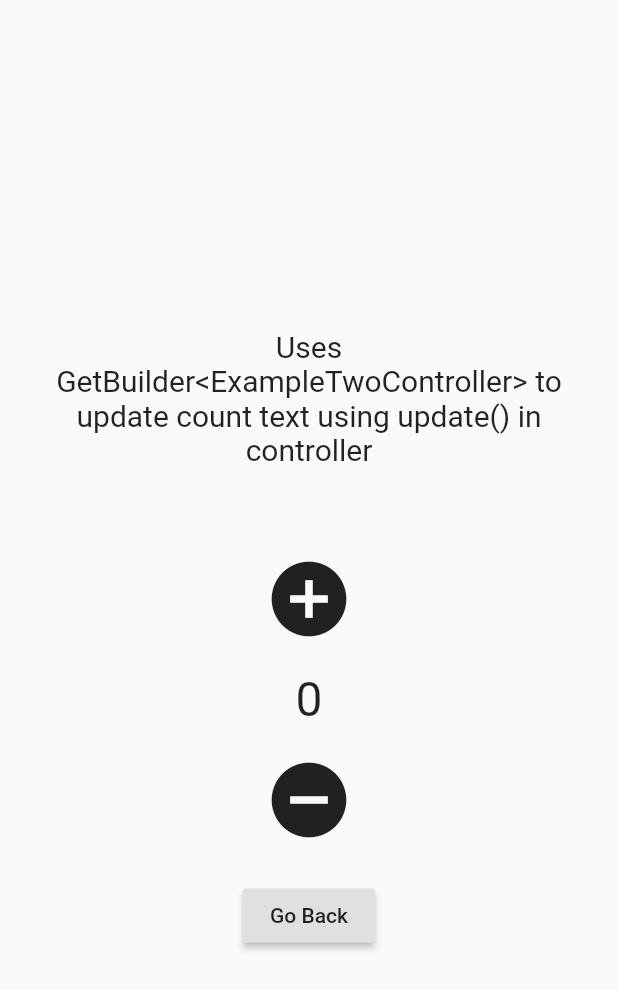
After one commit to RyanKlatt/Getx-Flutter-Example, a Flutter app: the screen it shows after launch, after a tap on "Example 2", on a phone screen of 412 x 824 dp. The commit adds this screen. Shown: the top 990 px of the screen. Run offline on Flutter 3.47's test engine with Material 2 defaults, Android fonts, the phone set to English and light mode, and no system bars; our stand-ins replace get, get_storage.

Commit message:
finished example 2 and 3

```diff
--- a/lib/controllers/bindings/main_bindings.dart
+++ b/lib/controllers/bindings/main_bindings.dart
@@ -1,11 +1,16 @@
 import 'package:get/get.dart';
 import 'package:getx_flutter_example/controllers/example_one_controller.dart';
+import 'package:getx_flutter_example/controllers/example_three_controller.dart';
+import 'package:getx_flutter_example/controllers/example_two_controller.dart';
 import 'package:getx_flutter_example/controllers/theme_controller.dart';
 
 class MainBinding extends Bindings {
   @override
   void dependencies() {
     Get.lazyPut<ExampleOneController>(() => ExampleOneController());
+    Get.lazyPut<ExampleTwoController>(() => ExampleTwoController());
+    Get.lazyPut<ExampleThreeController>(() => ExampleThreeController(),
+        fenix: true);
     Get.lazyPut<ThemeController>(() => ThemeController());
   }
 }
--- /dev/null
+++ b/lib/controllers/example_three_controller.dart
@@ -0,0 +1,7 @@
+import 'package:get/get.dart';
+
+class ExampleThreeController extends GetxController {
+  var count = 0.obs;
+  add() => count++;
+  subtract() => count--;
+}
--- /dev/null
+++ b/lib/controllers/example_two_controller.dart
@@ -0,0 +1,14 @@
+import 'package:get/get.dart';
+
+class ExampleTwoController extends GetxController {
+  var count = 0;
+  add() {
+    count++;
+    update();
+  }
+
+  subtract() {
+    count--;
+    update();
+  }
+}
--- /dev/null
+++ b/lib/screens/example_2.dart
@@ -0,0 +1,72 @@
+import 'package:flutter/material.dart';
+import 'package:get/get.dart';
+import 'package:getx_flutter_example/controllers/example_two_controller.dart';
+
+class ExampleTwoPage extends StatelessWidget {
+  final ExampleTwoController _exampleTwoController = Get.find();
+
+  @override
+  Widget build(BuildContext context) {
+    return Scaffold(
+      body: Center(
+        child: Column(
+          mainAxisAlignment: MainAxisAlignment.center,
+          children: [
+            Padding(
+              padding: const EdgeInsets.all(30.0),
+              child: Text(
+                'Uses GetBuilder<ExampleTwoController> to update count text using update() in controller',
+                style: TextStyle(
+                  fontSize: 20.0,
+                ),
+                textAlign: TextAlign.center,
+              ),
+            ),
+            SizedBox(height: 20.0),
+            IconButton(
+              onPressed: () {
+                _exampleTwoController.add();
+              },
+              iconSize: 60.0,
+              icon: Icon(
+                Icons.add_circle,
+              ),
+            ),
+            SizedBox(
+              height: 10.0,
+            ),
+            GetBuilder<ExampleTwoController>(
+              builder: (_) => Text(
+                '${_exampleTwoController.count}',
+                style: TextStyle(
+                  fontSize: 32.0,
+                ),
+              ),
+            ),
+            SizedBox(
+              height: 10.0,
+            ),
+            IconButton(
+              onPressed: () {
+                _exampleTwoController.subtract();
+              },
+              iconSize: 60.0,
+              icon: Icon(
+                Icons.remove_circle,
+              ),
+            ),
+            SizedBox(
+              height: 15.0,
+            ),
+            RaisedButton(
+              onPressed: () {
+                Get.back();
+              },
+              child: Text('Go Back'),
+            ),
+          ],
+        ),
+      ),
+    );
+  }
+}
--- a/lib/screens/home_page.dart
+++ b/lib/screens/home_page.dart
@@ -2,6 +2,8 @@ import 'package:flutter/material.dart';
 import 'package:get/get.dart';
 import 'package:getx_flutter_example/controllers/theme_controller.dart';
 import 'package:getx_flutter_example/screens/example_1.dart';
+import 'package:getx_flutter_example/screens/example_2.dart';
+import 'package:getx_flutter_example/screens/example_3.dart';
 
 class HomePage extends StatelessWidget {
   final ThemeController _themeController = Get.find();
@@ -39,6 +41,24 @@ class HomePage extends StatelessWidget {
               },
               child: Text('Example 1'),
             ),
+            SizedBox(
+              height: 10.0,
+            ),
+            RaisedButton(
+              onPressed: () {
+                Get.to(ExampleTwoPage());
+              },
+              child: Text('Example 2'),
+            ),
+            SizedBox(
+              height: 10.0,
+            ),
+            RaisedButton(
+              onPressed: () {
+                Get.to(ExampleThreePage());
+              },
+              child: Text('Example 3'),
+            ),
           ],
         ),
       ),
```
Also changed, not shown: lib/screens/example_3.dart (added, +70 -0 lines).
